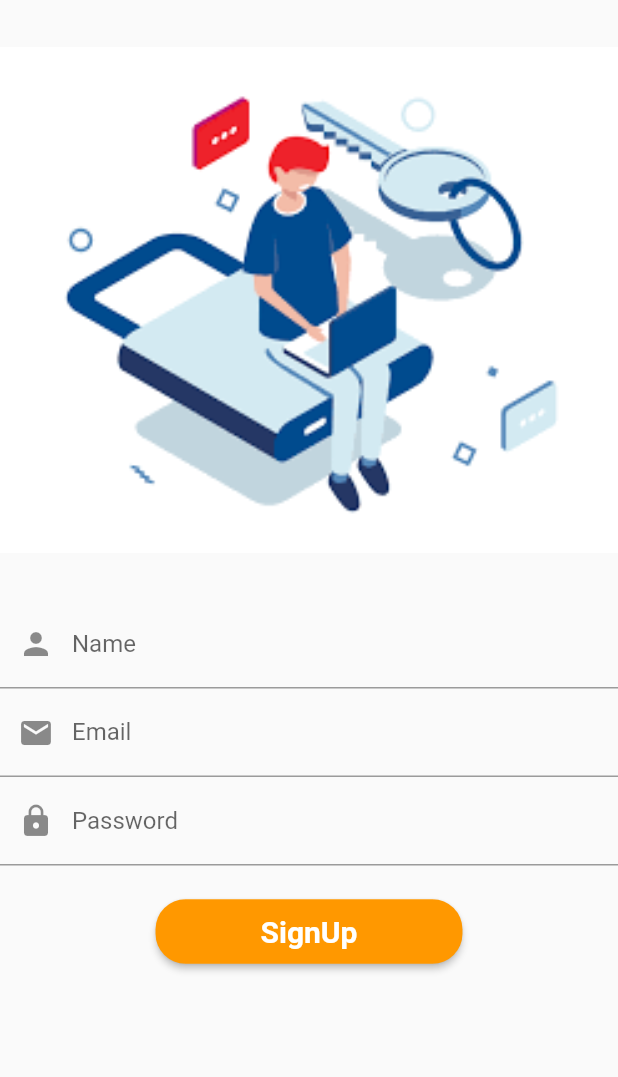
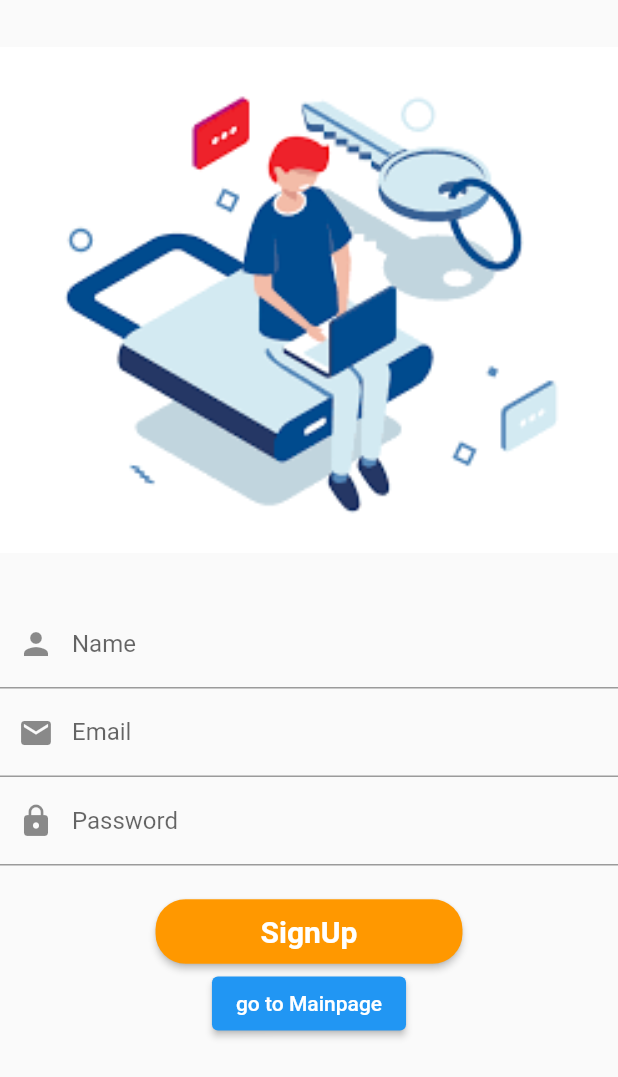
Before and after one commit to The-Rahul-R/Flutter-firebase, a Flutter app: the screen it shows after launch, after a tap on "LOGIN", after a tap on "Create an Account?", on a phone screen of 412 x 824 dp. Shown: the top 1077 px of the screen. Run offline on Flutter 3.47's test engine with Material 2 defaults, Android fonts, the phone set to English and light mode, and no system bars; our stand-ins replace firebase_auth, firebase_core, flutter_signin_button, fluttertoast; missing offline and left inert: razorpay_flutter; accounts and stored records are empty.

Commit message:
second commit

```diff
--- a/lib/HomePage.dart
+++ b/lib/HomePage.dart
@@ -1,7 +1,12 @@
 
+
+import 'dart:io';
+import 'Account.dart';
 
 import 'package:firebase_auth/firebase_auth.dart';
 import 'package:flutter/material.dart';
+import 'package:fluttertoast/fluttertoast.dart';
+import 'package:razorpay_flutter/razorpay_flutter.dart';
 // import 'package:authentification/Start.dart';
 
 
@@ -11,6 +16,8 @@ class HomePage extends StatefulWidget {
 }
 
 class _HomePageState extends State<HomePage> {
+  Razorpay _razorpay;
+
   final FirebaseAuth _auth = FirebaseAuth.instance;
   User user;
   bool isloggedin = false;
@@ -43,12 +50,123 @@ class _HomePageState extends State<HomePage> {
     super.initState();
     this.checkAuthentification();
     this.getUser();
+    _razorpay = Razorpay();
+    _razorpay.on(Razorpay.EVENT_PAYMENT_SUCCESS, _handlePaymentSuccess);
+    _razorpay.on(Razorpay.EVENT_PAYMENT_ERROR, _handlePaymentError);
+    _razorpay.on(Razorpay.EVENT_EXTERNAL_WALLET, _handleExternalWallet);
+  }
+  void _handlePaymentSuccess(PaymentSuccessResponse response) {
+    Fluttertoast.showToast(
+        msg: "SUCCESS: " + response.paymentId, timeInSecForIos: 4);
+  }
+
+  void _handlePaymentError(PaymentFailureResponse response) {
+    Fluttertoast.showToast(
+        msg: "ERROR: " + response.code.toString() + " - " + response.message,
+        timeInSecForIos: 4);
+  }
+
+  void _handleExternalWallet(ExternalWalletResponse response) {
+    Fluttertoast.showToast(
+        msg: "EXTERNAL_WALLET: " + response.walletName, timeInSecForIos: 4);
+  }
+
+
+  void callRazorpay() async {
+    var options = {
+      'key': 'rzp_test_H0ha5f5mkLPsup',
+      'amount': 10000,
+      'name': 'Rahul',
+      'description': 'for Payment',
+      'prefill': {'contact': '9927281912', 'email': 'test@razorpay.com'},
+      'external': {
+        'wallets': ['paytm']
+      }
+    };
+
+
+
+    try{
+      _razorpay.open(options);
+    }
+    catch(msg){
+      print(msg);
+
+    }
+
+  }
+
+  @override
+  void dispose() {
+    super.dispose();
+    _razorpay.clear();
   }
 
   @override
   Widget build(BuildContext context) {
     return Scaffold(
-        body: Container(
+      appBar: AppBar(
+        centerTitle: true,
+        backgroundColor: Colors.amber,
+        title: Text('hello'),
+
+      ),
+      drawer: Drawer(
+        child: ListView(
+          padding: EdgeInsets.zero,
+        children:<Widget> [
+            DrawerHeader(
+
+            decoration: BoxDecoration(
+          color: Colors.green,
+
+
+          ),
+           child: Text("Hello  ${user.displayName}",style: TextStyle(fontSize: 20,color: Colors.white,),textAlign: TextAlign.center,),
+          ),
+          ListTile(
+            leading: Icon(Icons.verified_user),
+            title: Text("Account"),
+            onTap: (){
+              Navigator.push(context,MaterialPageRoute(builder: (context){return Account();}));
+            },
+          ),
+          ListTile(
+            leading: Icon(Icons.home_sharp),
+            title: Text("add address"),
+            onTap: (){
+              Navigator.pop(context);
+            },
+          ),
+          ListTile(
+            leading: Icon(Icons.logout),
+            title: Text("Log Out"),
+            onTap: (){
+              showDialog(context: context, builder:(BuildContext context)=>AlertDialog(title: Text("log out"),content: Text("sure?"),
+              actions: [
+               ElevatedButton(onPressed:(){exit(0);}, child: Text("yes")),
+               ElevatedButton(onPressed:(){Navigator.pop(context);}, child: Text("No")),
+
+              ],
+              ),
+              );
+            },
+          ),
+
+        ],
+        ),
+        ),
+
+
+
+
+
+
+
+
+
+        body: Center(
+          child: Container(
       child: !isloggedin
             ? CircularProgressIndicator()
             : Column(
@@ -57,20 +175,26 @@ class _HomePageState extends State<HomePage> {
                   Container(
                     height: 300,
                     child: Image(
-                    image: AssetImage("images/welcome.jpg"),
+                      image: AssetImage("images/eagle1.png"),
                       fit: BoxFit.contain,
                     ),
                   ),
+                  SizedBox(height: 50,),
                   Container(
                         child: Text(
-                    "Hello ${user.displayName} you are Logged in as ${user.email}",
+                          "Hello ${user.displayName} . You are Logged in as ${user.email}",
                           style:
-                        TextStyle(fontSize: 20.0, fontWeight: FontWeight.bold),
+                              TextStyle(fontSize: 25.0, fontWeight: FontWeight.bold,color: Colors.red),
                         ),
                       ),
-
+                      ElevatedButton(onPressed: (){
+                        callRazorpay();
+                      }, child:Text("razorpay"))
                   ],
               ),
-    ));
+
+    ),
+        ),
+    );
   }
 }
--- a/lib/SignUp.dart
+++ b/lib/SignUp.dart
@@ -1,3 +1,4 @@
+import 'package:authentication/Start.dart';
 import 'package:flutter/material.dart';
 import 'package:firebase_auth/firebase_auth.dart';
 
@@ -132,7 +133,8 @@ class _SignUpState extends State<SignUp> {
                       shape: RoundedRectangleBorder(
                         borderRadius: BorderRadius.circular(20.0),
                       ),
-                    )
+                    ),
+                     ElevatedButton(onPressed:(){ Navigator.push(context,MaterialPageRoute(builder: (context){return Start();}));}, child: Text("go to Mainpage")),
                   ],
                 ),
               ),
--- a/lib/Start.dart
+++ b/lib/Start.dart
@@ -47,19 +47,19 @@ class _StartState extends State<Start> {
                         color: Colors.black),
                     children: <TextSpan>[
                   TextSpan(
-                      text: 'X Groceries',
+                      text: 'Firebase Auth',
                       style: TextStyle(
                           fontSize: 30.0,
                           fontWeight: FontWeight.bold,
-                          color: Colors.orange))
+                          color: Colors.yellow))
                 ])),
             SizedBox(height: 10.0),
             Text(
-              'Fresh Groceries Delivered at your Doorstep',
+              'This is an app for task 3 - Verzeo',
               style: TextStyle(color: Colors.black),
             ),
             SizedBox(height: 30.0),
-            Row(
+            Column(
               mainAxisAlignment: MainAxisAlignment.center,
               children: <Widget>[
                 RaisedButton(
@@ -82,7 +82,7 @@ class _StartState extends State<Start> {
                     padding: EdgeInsets.only(left: 30, right: 30),
                     onPressed: navigateToRegister,
                     child: Text(
-                      'REGISTER',
+                      'SIGN UP',
                       style: TextStyle(
                         fontSize: 20,
                         fontWeight: FontWeight.bold,
--- /dev/null
+++ b/lib/global.dart
@@ -0,0 +1,5 @@
+String housename ="MiracleHouse";
+String housenumber="45";
+String locality="Ullal,Mallathahalli,18th cross";
+String city="Bengaluru";
+String pincode="560056";
--- a/pubspec.yaml
+++ b/pubspec.yaml
@@ -23,7 +23,8 @@ environment:
 dependencies:
   flutter:
     sdk: flutter
-
+  razorpay_flutter: ^1.1.1
+  fluttertoast: ^3.1.0
 
   # The following adds the Cupertino Icons font to your application.
   # Use with the CupertinoIcons class for iOS style icons.
@@ -52,6 +53,7 @@ flutter:
   assets:
      - images/start.png
      - images/login.png
+     - images/eagle1.png
 
   # An image asset can refer to one or more resolution-specific "variants", see
   # https://flutter.dev/assets-and-images/#resolution-aware.
```
Also changed, not shown: lib/Account.dart (added, +74 -0 lines), lib/Address.dart (added, +119 -0 lines), pubspec.lock, 1 other file. Lines whose indentation alone changed are shown as unchanged.
